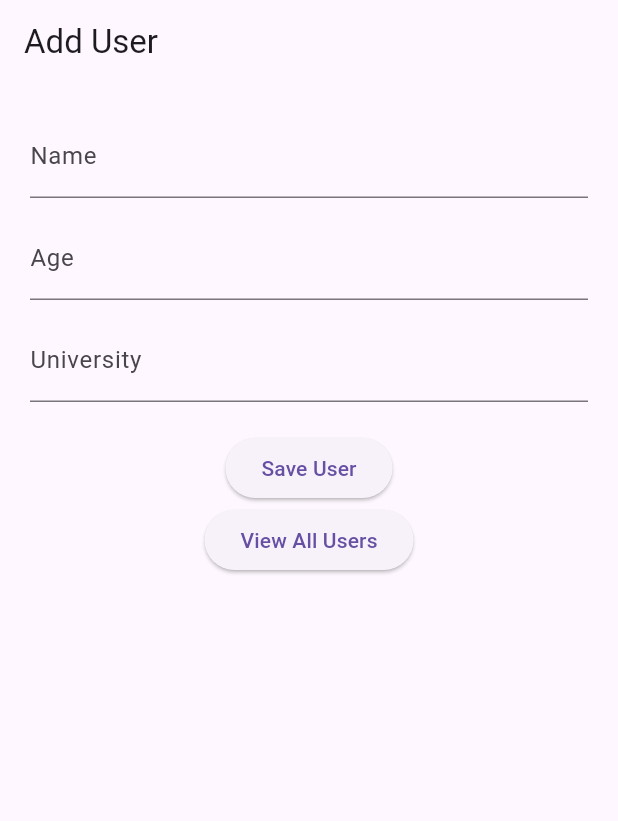
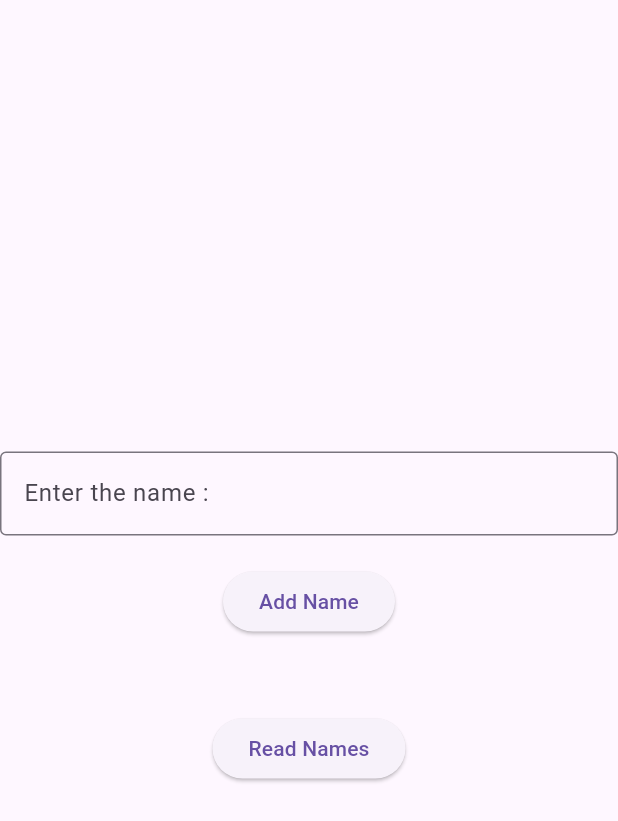
Before and after one commit to lahiruimesh/my_first_flatter_app, a Flutter app: the screen it shows after launch, on a phone screen of 412 x 824 dp. Shown: the top 821 px of the screen. Run offline on Flutter 3.47's test engine with Material 3 defaults, Android fonts, the phone set to English and light mode, and no system bars; our stand-ins replace cloud_firestore, firebase_core; accounts and stored records are empty.

Commit message:
Practice CRUD - Create

```diff
--- a/lib/main.dart
+++ b/lib/main.dart
@@ -5,7 +5,11 @@ import 'package:firebase_core/firebase_core.dart';
 //import 'screens/hello_world.dart';
 //import 'screens/columns.dart';
 //import 'screens/buttons.dart';
-import 'screens/add_user_page.dart';
+//import 'screens/add_user_page.dart';
+//import 'screens/homepage.dart';
+//import 'screens/textfields.dart';
+import 'screens/create_crud.dart';
+import 'screens/read_crud.dart';
 
 void main() async {
   WidgetsFlutterBinding.ensureInitialized();
@@ -14,15 +18,11 @@ void main() async {
   runApp(MyApp());
 }
 
-
 class MyApp extends StatelessWidget {
   const MyApp({super.key});
 
   @override
   Widget build(BuildContext context) {
-    return MaterialApp(
-      title: 'Lahiru\'s First App',
-      home: const AddUserPage(),
-    );
+    return MaterialApp(title: 'Lahiru\'s First App', home: const CreatePage());
   }
 }
--- /dev/null
+++ b/lib/screens/create_crud.dart
@@ -0,0 +1,62 @@
+import 'package:flutter/material.dart';
+import 'read_crud.dart';
+import 'package:cloud_firestore/cloud_firestore.dart';
+
+class CreatePage extends StatefulWidget {
+  const CreatePage({super.key});
+
+  @override
+  State<CreatePage> createState() => _CreatePageState();
+}
+
+class _CreatePageState extends State<CreatePage> {
+  final TextEditingController _controller = TextEditingController();
+
+  final CollectionReference names = FirebaseFirestore.instance.collection(
+    'names',
+  );
+
+  void addName() async {
+    if (_controller.text.isNotEmpty) {
+      await names.add({'name': _controller.text});
+      print("✅ Name Added: ${_controller.text}");
+      ScaffoldMessenger.of(
+        context,
+      ).showSnackBar(const SnackBar(content: Text('Name Added')));
+      _controller.clear();
+    }
+  }
+
+  @override
+  Widget build(BuildContext context) {
+    return Scaffold(
+      body: Center(
+        child: Column(
+          mainAxisAlignment: MainAxisAlignment.center,
+          children: [
+            TextField(
+              controller: _controller,
+              decoration: InputDecoration(
+                labelText: 'Enter the name :',
+                border: OutlineInputBorder(),
+              ),
+            ),
+            SizedBox(height: 20),
+            ElevatedButton(onPressed: addName, child: Text('Add Name')),
+
+            SizedBox(height: 50),
+            ElevatedButton(
+              onPressed: () {
+                Navigator.push(
+                  context,
+                  MaterialPageRoute(builder: (context) => ReadPage()),
+                );
+              },
+              child: Text('Read Names'),
+            ),
+          ],
+        ),
+      ),
+    );
+  }
+}
```
Also changed, not shown: lib/screens/columns.dart (+7 -23 lines), lib/screens/homepage.dart (added, +30 -0 lines), lib/screens/read_crud.dart (added, +42 -0 lines), lib/screens/textfields.dart (added, +35 -0 lines).
